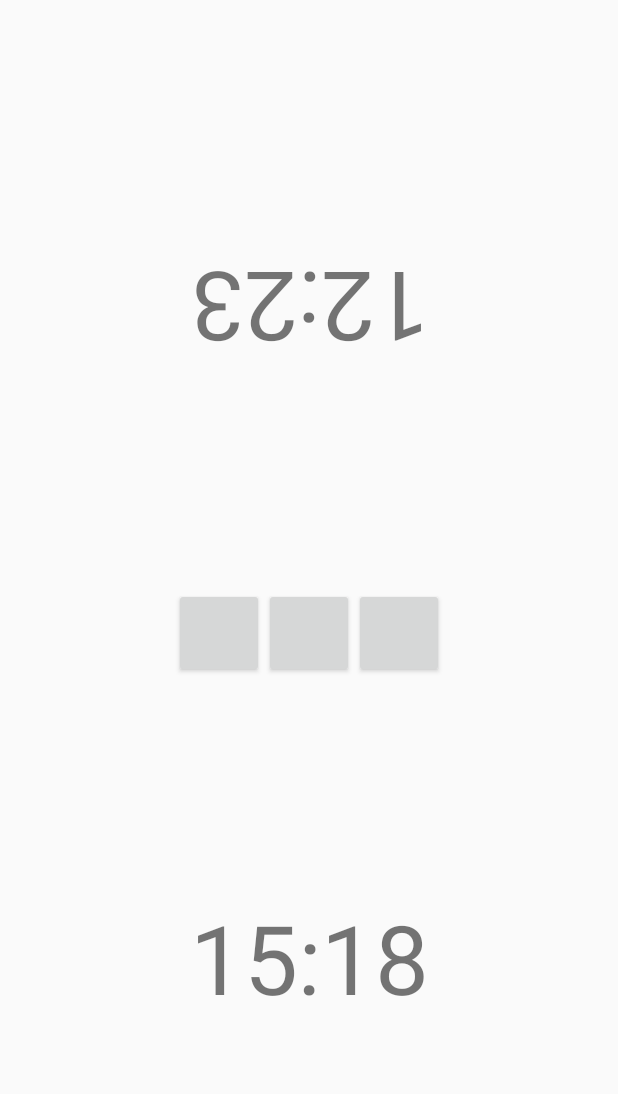
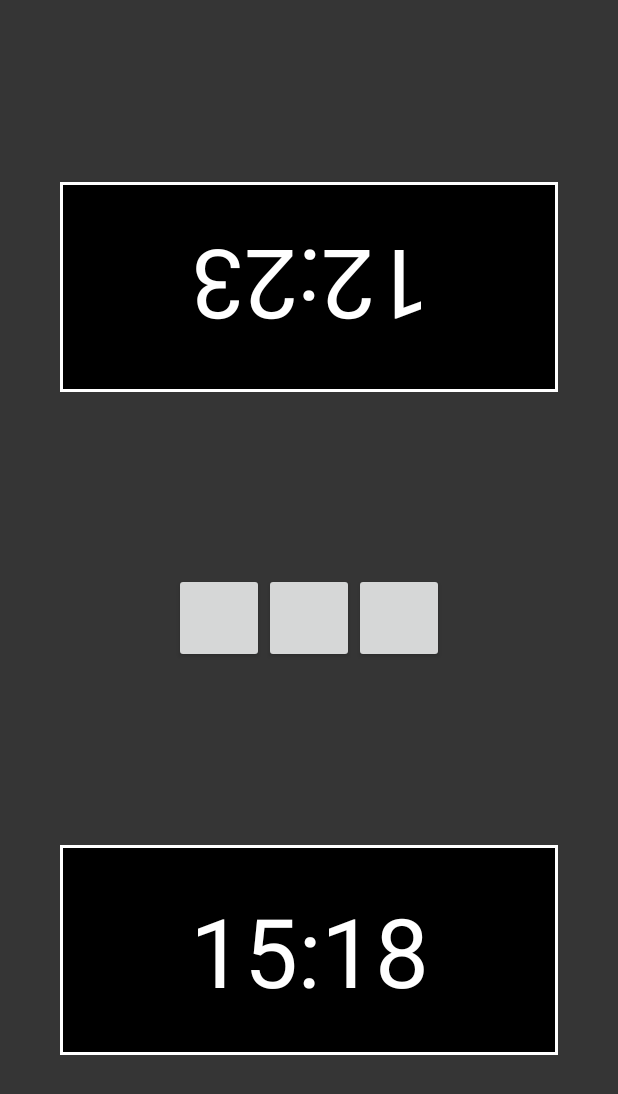
Before and after one commit to fernandozanutto/simple-chess-clock, an Android app: the layout activity_main.xml on its own in the app's theme, with its tools: preview values and no code run, on a phone screen of 412 x 824 dp. Shown: the top 1094 px of the screen. Run offline under Robolectric (Android 15) with nearby library versions, the light colour scheme and no system bars.

Commit message:
A little bit of color in UI

```diff
--- /dev/null
+++ b/app/src/main/res/drawable/clock_button.xml
@@ -0,0 +1,8 @@
+<?xml version="1.0" encoding="utf-8"?>
+<shape xmlns:android="http://schemas.android.com/apk/res/android">
+    <stroke android:color="@color/white"
+        android:width="2dp" />
+
+    <solid android:color="@color/black" />
+
+</shape>
--- a/app/src/main/res/layout/activity_main.xml
+++ b/app/src/main/res/layout/activity_main.xml
@@ -4,13 +4,15 @@
     xmlns:tools="http://schemas.android.com/tools"
     android:layout_width="match_parent"
     android:layout_height="match_parent"
+    android:background="@color/gray"
     tools:context=".MainActivity">
 
     <androidx.constraintlayout.widget.ConstraintLayout
         android:id="@+id/player2"
-        android:layout_width="wrap_content"
-        android:layout_height="wrap_content"
-        android:layout_marginTop="20dp"
+        android:layout_width="match_parent"
+        android:layout_height="140dp"
+        android:layout_marginHorizontal="40dp"
+        android:background="@drawable/clock_button"
         app:layout_constraintBottom_toTopOf="@id/options"
         app:layout_constraintEnd_toEndOf="parent"
         app:layout_constraintStart_toStartOf="parent"
@@ -21,12 +23,13 @@
             android:layout_width="wrap_content"
             android:layout_height="wrap_content"
             android:rotation="180"
-            android:text="12:23"
+            android:textColor="@color/white"
             android:textSize="64sp"
             app:layout_constraintBottom_toBottomOf="parent"
             app:layout_constraintEnd_toEndOf="parent"
             app:layout_constraintStart_toStartOf="parent"
-            app:layout_constraintTop_toTopOf="parent" />
+            app:layout_constraintTop_toTopOf="parent"
+            tools:text="12:23" />
     </androidx.constraintlayout.widget.ConstraintLayout>
 
     <androidx.appcompat.widget.LinearLayoutCompat
@@ -56,8 +59,10 @@
 
     <androidx.constraintlayout.widget.ConstraintLayout
         android:id="@+id/player1"
-        android:layout_width="wrap_content"
-        android:layout_height="wrap_content"
+        android:layout_width="match_parent"
+        android:layout_height="140dp"
+        android:layout_marginHorizontal="40dp"
+        android:background="@drawable/clock_button"
         app:layout_constraintBottom_toBottomOf="parent"
         app:layout_constraintEnd_toEndOf="parent"
         app:layout_constraintStart_toStartOf="parent"
@@ -68,6 +73,7 @@
             android:layout_width="wrap_content"
             android:layout_height="wrap_content"
             android:text="15:18"
+            android:textColor="@color/white"
             android:textSize="64sp"
             app:layout_constraintBottom_toBottomOf="parent"
             app:layout_constraintEnd_toEndOf="parent"
--- a/app/src/main/res/values/colors.xml
+++ b/app/src/main/res/values/colors.xml
@@ -6,5 +6,6 @@
     <color name="teal_200">#FF03DAC5</color>
     <color name="teal_700">#FF018786</color>
     <color name="black">#FF000000</color>
+    <color name="gray">#FF353535</color>
     <color name="white">#FFFFFFFF</color>
 </resources>
```
